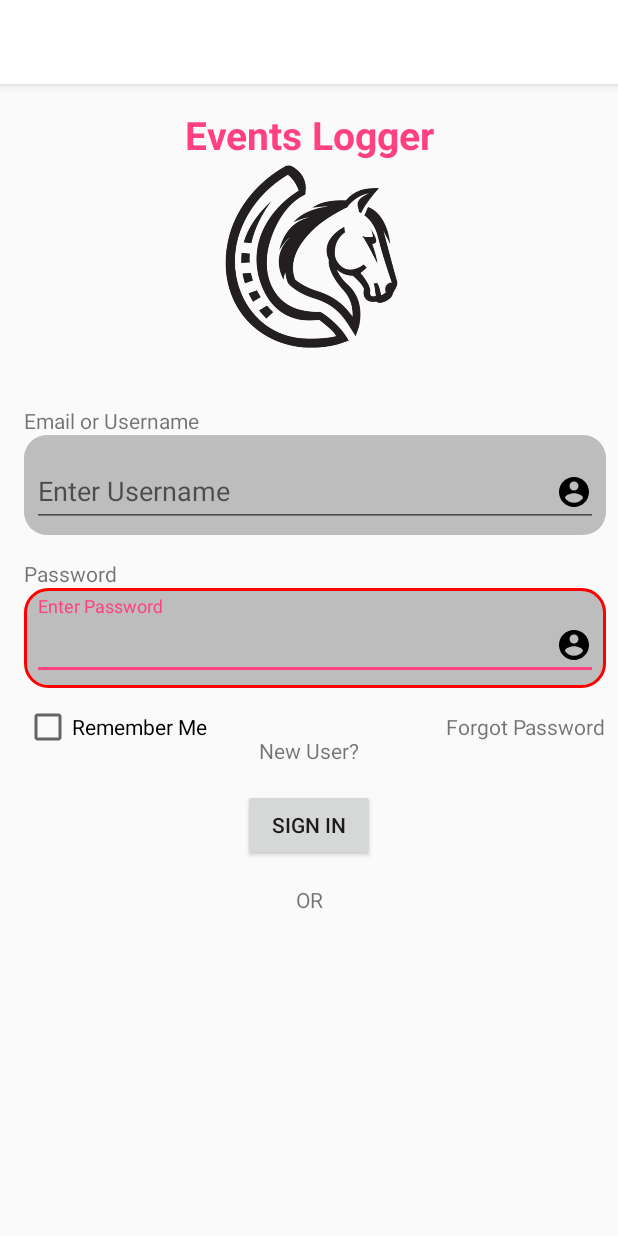
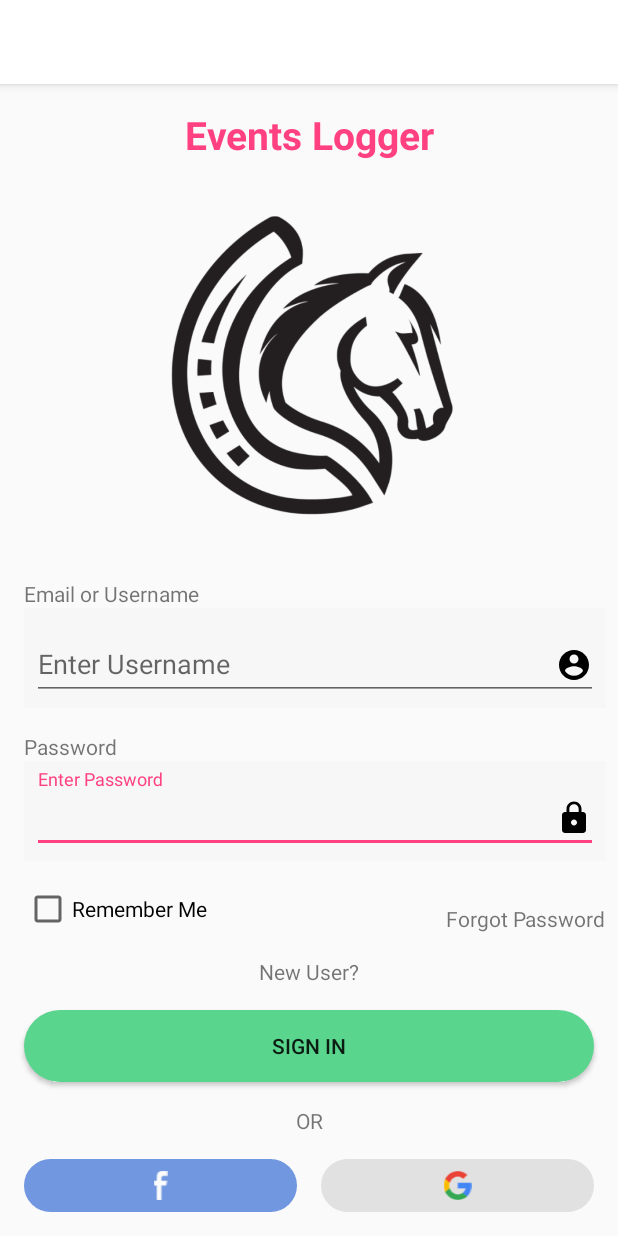
Before and after one commit to Crucialjun/Events_Logger, an Android app: the FirstScreen screen opened directly, with no data from a screen before it, on a phone screen of 412 x 824 dp. Run offline under Robolectric (Android 15) with nearby library versions, the phone set to English and light mode, and no system bars.

Commit message:
First Screen setup

```diff
--- a/app/src/main/res/layout/fragment_first_screen.xml
+++ b/app/src/main/res/layout/fragment_first_screen.xml
@@ -17,28 +17,35 @@
             android:layout_height="wrap_content"
             android:layout_marginStart="16dp"
             android:layout_marginEnd="8dp"
-            android:background="@drawable/rounded_edittext_states"
+            android:layout_marginBottom="16dp"
+            android:background="#F7F7F7"
             android:padding="5dp"
             app:helperTextEnabled="false"
+            app:layout_constraintBottom_toTopOf="@+id/checkBoxRememberMe"
             app:layout_constraintEnd_toEndOf="parent"
             app:layout_constraintHorizontal_bias="1.0"
-            app:layout_constraintStart_toStartOf="parent"
-            app:layout_constraintTop_toBottomOf="@+id/textViewPassword">
+            app:layout_constraintStart_toStartOf="parent">
 
             <com.google.android.material.textfield.TextInputEditText
                 android:id="@+id/edtPassword"
                 android:layout_width="match_parent"
                 android:layout_height="wrap_content"
-                android:drawableEnd="@drawable/ic_account_circle_black_24dp"
+                android:drawableEnd="@drawable/ic_lock_black_24dp"
                 android:hint="Enter Password" />
 
         </com.google.android.material.textfield.TextInputLayout>
 
         <ImageView
+            android:padding="16dp"
             android:id="@+id/image_logo"
-            android:layout_width="199dp"
-            android:layout_height="131dp"
+            android:layout_width="0dp"
+            android:layout_height="0dp"
+            android:layout_marginStart="16dp"
+            android:layout_marginTop="16dp"
+            android:layout_marginEnd="16dp"
+            android:layout_marginBottom="16dp"
             android:src="@drawable/horselogo"
+            app:layout_constraintBottom_toTopOf="@+id/textViewEmail"
             app:layout_constraintEnd_toEndOf="parent"
             app:layout_constraintStart_toStartOf="parent"
             app:layout_constraintTop_toBottomOf="@+id/text_logo" />
@@ -62,12 +69,11 @@
             android:layout_width="0dp"
             android:layout_height="wrap_content"
             android:layout_marginStart="16dp"
-            android:layout_marginTop="32dp"
             android:layout_marginEnd="8dp"
             android:text="Email or Username"
+            app:layout_constraintBottom_toTopOf="@+id/textInputLayoutUsername"
             app:layout_constraintEnd_toEndOf="parent"
-            app:layout_constraintStart_toStartOf="parent"
-            app:layout_constraintTop_toBottomOf="@+id/image_logo" />
+            app:layout_constraintStart_toStartOf="parent" />
 
         <com.google.android.material.textfield.TextInputLayout
             android:id="@+id/textInputLayoutUsername"
@@ -75,12 +81,13 @@
             android:layout_height="wrap_content"
             android:layout_marginStart="16dp"
             android:layout_marginEnd="8dp"
-            android:background="@drawable/rounded_edittext_states"
+            android:layout_marginBottom="16dp"
+            android:background="#F7F7F7"
             android:padding="5dp"
             app:helperTextEnabled="false"
+            app:layout_constraintBottom_toTopOf="@+id/textViewPassword"
             app:layout_constraintEnd_toEndOf="parent"
-            app:layout_constraintStart_toStartOf="parent"
-            app:layout_constraintTop_toBottomOf="@+id/textViewEmail">
+            app:layout_constraintStart_toStartOf="parent">
 
             <com.google.android.material.textfield.TextInputEditText
                 android:layout_width="match_parent"
@@ -95,64 +102,95 @@
             android:layout_width="0dp"
             android:layout_height="wrap_content"
             android:layout_marginStart="16dp"
-            android:layout_marginTop="16dp"
             android:layout_marginEnd="8dp"
             android:text="Password"
+            app:layout_constraintBottom_toTopOf="@+id/textInputLayout2"
             app:layout_constraintEnd_toEndOf="parent"
             app:layout_constraintHorizontal_bias="1.0"
-            app:layout_constraintStart_toStartOf="parent"
-            app:layout_constraintTop_toBottomOf="@+id/textInputLayoutUsername" />
+            app:layout_constraintStart_toStartOf="parent" />
 
         <CheckBox
             android:id="@+id/checkBoxRememberMe"
             android:layout_width="wrap_content"
             android:layout_height="wrap_content"
             android:layout_marginStart="16dp"
-            android:layout_marginTop="16dp"
+            android:layout_marginBottom="16dp"
             android:text="Remember Me"
-            app:layout_constraintBottom_toBottomOf="@+id/textView"
-            app:layout_constraintStart_toStartOf="parent"
-            app:layout_constraintTop_toBottomOf="@+id/textInputLayout2" />
+            app:layout_constraintBottom_toTopOf="@+id/textView2"
+            app:layout_constraintStart_toStartOf="parent" />
 
         <TextView
             android:id="@+id/textView"
             android:layout_width="wrap_content"
             android:layout_height="wrap_content"
-            android:layout_marginTop="16dp"
             android:layout_marginEnd="8dp"
+            android:layout_marginBottom="16dp"
             android:text="Forgot Password"
-            app:layout_constraintEnd_toEndOf="parent"
-            app:layout_constraintTop_toBottomOf="@+id/textInputLayout2" />
+            app:layout_constraintBottom_toTopOf="@+id/textView2"
+            app:layout_constraintEnd_toEndOf="parent" />
 
         <TextView
             android:id="@+id/textView2"
             android:layout_width="wrap_content"
             android:layout_height="wrap_content"
-            android:layout_marginTop="32dp"
+            android:layout_marginBottom="16dp"
             android:text="New User?"
+            app:layout_constraintBottom_toTopOf="@+id/button"
             app:layout_constraintEnd_toEndOf="parent"
-            app:layout_constraintStart_toStartOf="parent"
-            app:layout_constraintTop_toBottomOf="@+id/textInputLayout2" />
+            app:layout_constraintStart_toStartOf="parent" />
 
         <Button
             android:id="@+id/button"
-            android:layout_width="wrap_content"
+            android:layout_width="0dp"
             android:layout_height="wrap_content"
-            android:layout_marginTop="16dp"
+            android:layout_marginStart="16dp"
+            android:layout_marginEnd="16dp"
+            android:layout_marginBottom="16dp"
+            android:background="@drawable/rect1"
             android:text="Sign In"
+            app:layout_constraintBottom_toTopOf="@+id/textView3"
             app:layout_constraintEnd_toEndOf="parent"
-            app:layout_constraintStart_toStartOf="parent"
-            app:layout_constraintTop_toBottomOf="@+id/textView2" />
+            app:layout_constraintStart_toStartOf="parent" />
 
         <TextView
             android:id="@+id/textView3"
             android:layout_width="wrap_content"
             android:layout_height="wrap_content"
-            android:layout_marginTop="16dp"
+            android:layout_marginBottom="16dp"
             android:text="OR"
+            app:layout_constraintBottom_toTopOf="@+id/imageView4"
             app:layout_constraintEnd_toEndOf="parent"
-            app:layout_constraintStart_toStartOf="parent"
-            app:layout_constraintTop_toBottomOf="@+id/button" />
+            app:layout_constraintStart_toStartOf="parent" />
+
+        <ImageView
+            android:id="@+id/imageView4"
+            android:layout_width="0dp"
+            android:layout_height="wrap_content"
+            android:layout_marginStart="16dp"
+            android:layout_marginEnd="8dp"
+            android:layout_marginBottom="16dp"
+            android:background="@drawable/rectfb"
+            android:padding="8dp"
+            android:src="@drawable/fb"
+            app:layout_constraintBottom_toBottomOf="parent"
+            app:layout_constraintEnd_toStartOf="@+id/imageView5"
+            app:layout_constraintHorizontal_bias="0.5"
+            app:layout_constraintStart_toStartOf="parent" />
+
+        <ImageView
+            android:id="@+id/imageView5"
+            android:layout_width="0dp"
+            android:layout_height="wrap_content"
+            android:layout_marginStart="8dp"
+            android:layout_marginEnd="16dp"
+            android:layout_marginBottom="16dp"
+            android:background="@drawable/rectgoogle"
+            android:padding="8dp"
+            android:src="@drawable/google"
+            app:layout_constraintBottom_toBottomOf="parent"
+            app:layout_constraintEnd_toEndOf="parent"
+            app:layout_constraintHorizontal_bias="0.5"
+            app:layout_constraintStart_toEndOf="@+id/imageView4" />
 
 
     </androidx.constraintlayout.widget.ConstraintLayout>
```
